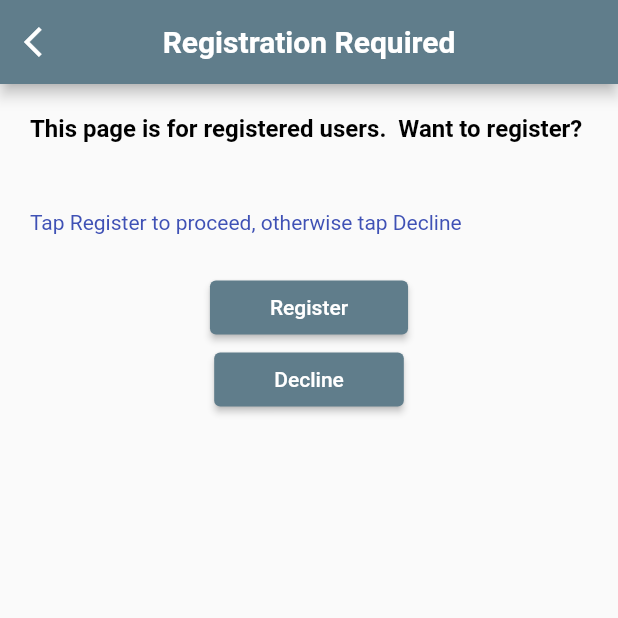
After one commit to nlonginow/publicsquarenext, a Flutter app: the AskToRegister screen opened directly, on a phone screen of 412 x 824 dp, the top half of it. The commit adds this screen. Run offline on Flutter 3.47's test engine with Material 2 defaults, Android fonts, the light colour scheme and no system bars; our stand-ins replace audio_video_progress_bar, flutter_html, just_audio, loading_indicator, shared_preferences, webview_flutter and 1 more; missing offline and left inert: eof_podcast_feed, flutter_pdfview; accounts and stored records are empty.

Commit message:
got check for registration working in displaypdf on an async using then, it will go straight to askregister else will pre load the pdf.

```diff
--- /dev/null
+++ b/lib/askToRegister.dart
@@ -0,0 +1,135 @@
+import 'package:flutter/cupertino.dart';
+import 'package:flutter/material.dart';
+import 'package:flutter/services.dart';
+import 'package:publicsquarenext/home.dart';
+import 'package:publicsquarenext/register.dart';
+
+class AskToRegister extends StatefulWidget {
+  @override
+  _AskToRegisterState createState() => _AskToRegisterState();
+}
+
+class _AskToRegisterState extends State<AskToRegister> {
+
+  @override
+  void initState() {
+    super.initState();
+  }
+
+  @override
+  Widget build(BuildContext context) {
+    return Scaffold(
+        appBar: new AppBar(
+            leading: IconButton(
+              onPressed: (){
+                Navigator.pop(context);
+              },
+              icon:Icon(Icons.arrow_back_ios),//replace with our own icon data.
+            ),
+            title:
+            Text("Registration Required", style: TextStyle(fontWeight: FontWeight.w700)),
+            centerTitle: true),
+        body:  Container(
+            child: Column(
+              mainAxisSize: MainAxisSize.min,
+              children: <Widget>[
+                Row(
+                  children: <Widget>[
+                    new Expanded(
+                      child: new Padding(
+                        padding: const EdgeInsets.only(
+                            top: 20.0, left: 20.0, bottom: 25.0),
+                        child: new Text(
+                          'This page is for registered users.  Want to register?',
+                          style: TextStyle(
+                            fontWeight: FontWeight.bold,
+                            color: Colors.black,
+                            fontSize: 16.0,
+                          ),
+                        ),
+                      ),
+                    ),
+                  ],
+                ),
+                Row(
+                  children: <Widget>[
+                    new Expanded(
+                      child: new Padding(
+                        padding: const EdgeInsets.only(
+                            top: 20.0, left: 20.0, bottom: 25.0),
+                        child: new Text(
+                          'Tap Register to proceed, otherwise tap Decline',
+                          style: TextStyle(
+                            fontWeight: FontWeight.normal,
+                            color: Colors.indigo,
+                            fontSize: 14.0,
+                          ),
+                        ),
+                      ),
+                    ),
+                  ],
+                ),
+                new Wrap(
+                  children: <Widget>[
+                    new ElevatedButton(
+                        onPressed: () {
+                          Navigator.push(
+                              context,
+                              MaterialPageRoute(
+                              builder: (context) => Register()
+                          )
+                          );
+                        },
+                        child: Text(
+                          "Register",
+                          style: TextStyle(color: Colors.white),
+                        ),
+                        style: ButtonStyle(
+                          padding: MaterialStateProperty.resolveWith<
+                              EdgeInsetsGeometry>(
+                                (Set<MaterialState> states) {
+                              return EdgeInsets.only(
+                                  left: 40.0,
+                                  right: 40.0,
+                                  top: 10.0,
+                                  bottom: 10.0);
+                            },
+                          ),
+                        )),
+                  ],
+                ),
+                new Wrap(
+                  children: <Widget>[
+                    new ElevatedButton(
+                        onPressed: () {
+                          Navigator.push(
+                              context,
+                              MaterialPageRoute(
+                                  builder: (context) => PrimaryApp()
+                              )
+                          );
+                        },
+                        child: Text(
+                          "Decline",
+                          style: TextStyle(color: Colors.white),
+                        ),
+                        style: ButtonStyle(
+                          padding: MaterialStateProperty.resolveWith<
+                              EdgeInsetsGeometry>(
+                                (Set<MaterialState> states) {
+                              return EdgeInsets.only(
+                                  left: 40.0,
+                                  right: 40.0,
+                                  top: 10.0,
+                                  bottom: 10.0);
+                            },
+                          ),
+                        )),
+                  ],
+                ),
+              ],
+            ),
+          ),
+        );
+  }
+}
--- a/pubspec.yaml
+++ b/pubspec.yaml
@@ -77,7 +77,6 @@ flutter:
     - assets/images/ridingthepine.png
     - assets/images/thinking.png
     - assets/images/blog.jpg
-    - pubspec.yaml
 
   # The following line ensures that the Material Icons font is
   # included with your application, so that you can use the icons in
```
Also changed, not shown: lib/displaypdfpage.dart (+67 -17 lines).
